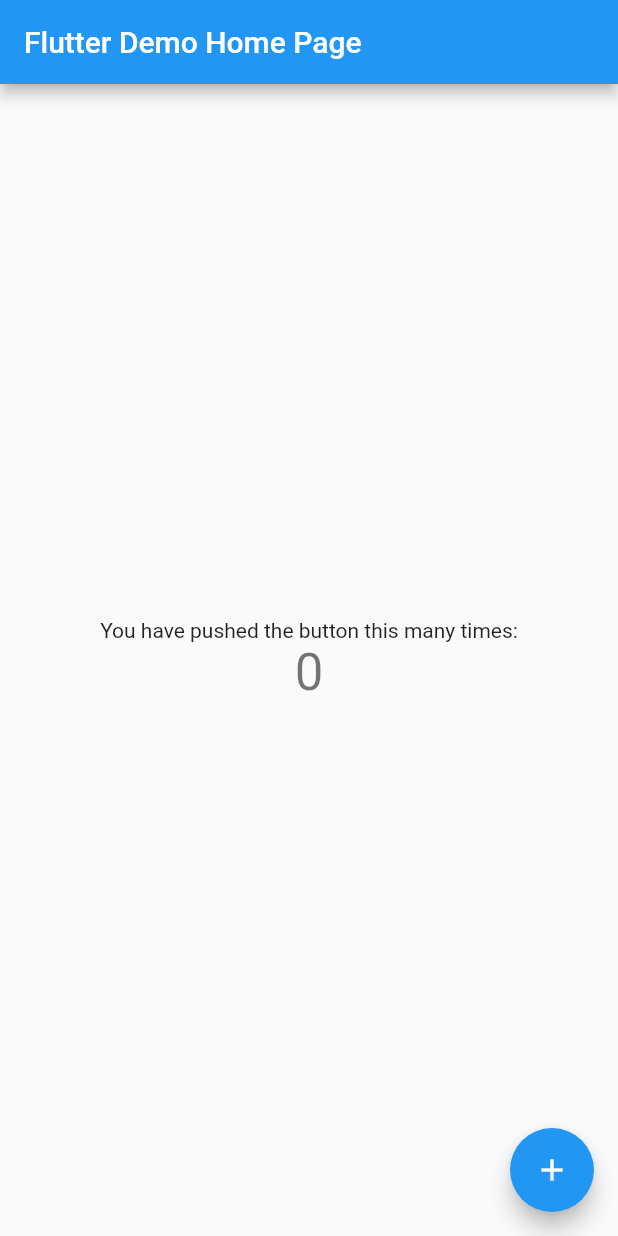
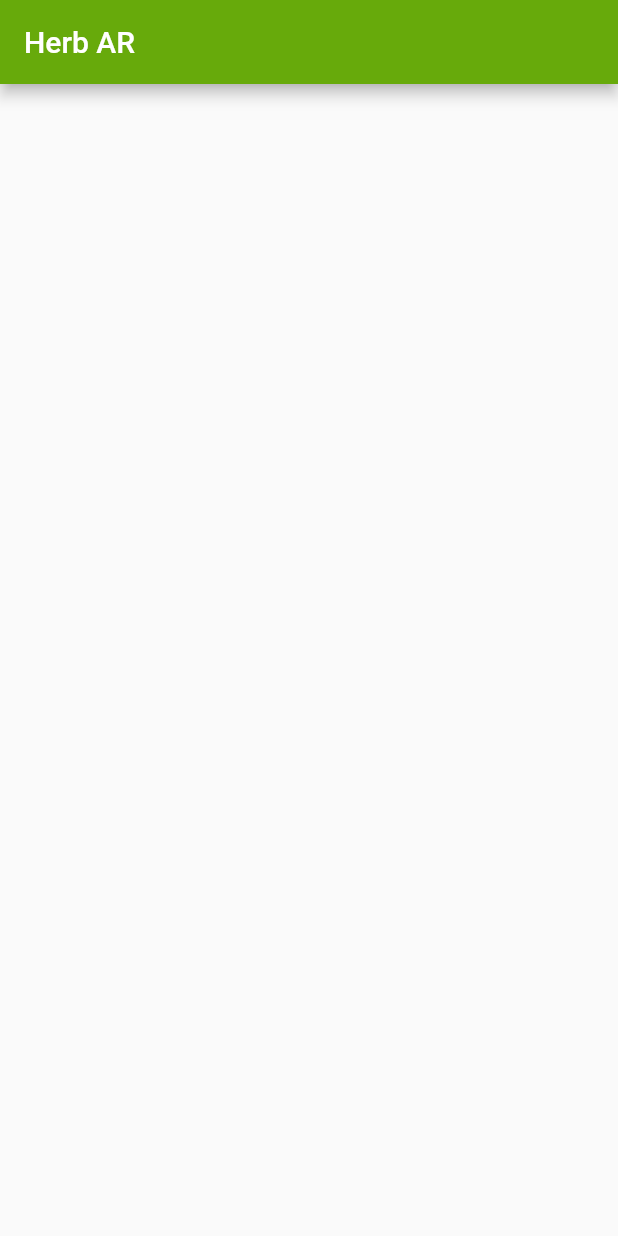
Before and after one commit to Jose-Maykol/Herb-AR, a Flutter app: the screen it shows after launch, on a phone screen of 412 x 824 dp. Run offline on Flutter 3.47's test engine with Material 2 defaults, Android fonts, the phone set to English and light mode, and no system bars; our stand-ins replace cloud_firestore, firebase_core; accounts and stored records are empty.

Commit message:
ADD: List plants

```diff
--- a/lib/main.dart
+++ b/lib/main.dart
@@ -1,6 +1,11 @@
+import 'package:firebase_core/firebase_core.dart';
 import 'package:flutter/material.dart';
+import 'package:herb_ar/constants.dart';
+import 'package:herb_ar/screens/list_plants.dart';
 
-void main() {
+void main() async {
+  WidgetsFlutterBinding.ensureInitialized();
+  await Firebase.initializeApp();
   runApp(const MyApp());
 }
 
@@ -11,105 +16,14 @@ class MyApp extends StatelessWidget {
   @override
   Widget build(BuildContext context) {
     return MaterialApp(
-      title: 'Flutter Demo',
+      title: 'Herb AR',
+      debugShowCheckedModeBanner: false,
       theme: ThemeData(
-        // This is the theme of your application.
-        //
-        // Try running your application with "flutter run". You'll see the
-        // application has a blue toolbar. Then, without quitting the app, try
-        // changing the primarySwatch below to Colors.green and then invoke
-        // "hot reload" (press "r" in the console where you ran "flutter run",
-        // or simply save your changes to "hot reload" in a Flutter IDE).
-        // Notice that the counter didn't reset back to zero; the application
-        // is not restarted.
-        primarySwatch: Colors.blue,
+        colorScheme: const ColorScheme.light(
+          primary: verde400
+        ),
       ),
-      home: const MyHomePage(title: 'Flutter Demo Home Page'),
+      home: const PlantList(),
     );
   }
 }
-
-class MyHomePage extends StatefulWidget {
-  const MyHomePage({super.key, required this.title});
-
-  // This widget is the home page of your application. It is stateful, meaning
-  // that it has a State object (defined below) that contains fields that affect
-  // how it looks.
-
-  // This class is the configuration for the state. It holds the values (in this
-  // case the title) provided by the parent (in this case the App widget) and
-  // used by the build method of the State. Fields in a Widget subclass are
-  // always marked "final".
-
-  final String title;
-
-  @override
-  State<MyHomePage> createState() => _MyHomePageState();
-}
-
-class _MyHomePageState extends State<MyHomePage> {
-  int _counter = 0;
-
-  void _incrementCounter() {
-    setState(() {
-      // This call to setState tells the Flutter framework that something has
-      // changed in this State, which causes it to rerun the build method below
-      // so that the display can reflect the updated values. If we changed
-      // _counter without calling setState(), then the build method would not be
-      // called again, and so nothing would appear to happen.
-      _counter++;
-    });
-  }
-
-  @override
-  Widget build(BuildContext context) {
-    // This method is rerun every time setState is called, for instance as done
-    // by the _incrementCounter method above.
-    //
-    // The Flutter framework has been optimized to make rerunning build methods
-    // fast, so that you can just rebuild anything that needs updating rather
-    // than having to individually change instances of widgets.
-    return Scaffold(
-      appBar: AppBar(
-        // Here we take the value from the MyHomePage object that was created by
-        // the App.build method, and use it to set our appbar title.
-        title: Text(widget.title),
-      ),
-      body: Center(
-        // Center is a layout widget. It takes a single child and positions it
-        // in the middle of the parent.
-        child: Column(
-          // Column is also a layout widget. It takes a list of children and
-          // arranges them vertically. By default, it sizes itself to fit its
-          // children horizontally, and tries to be as tall as its parent.
-          //
-          // Invoke "debug painting" (press "p" in the console, choose the
-          // "Toggle Debug Paint" action from the Flutter Inspector in Android
-          // Studio, or the "Toggle Debug Paint" command in Visual Studio Code)
-          // to see the wireframe for each widget.
-          //
-          // Column has various properties to control how it sizes itself and
-          // how it positions its children. Here we use mainAxisAlignment to
-          // center the children vertically; the main axis here is the vertical
-          // axis because Columns are vertical (the cross axis would be
-          // horizontal).
-          mainAxisAlignment: MainAxisAlignment.center,
-          children: <Widget>[
-            const Text(
-              'You have pushed the button this many times:',
-            ),
-            Text(
-              '$_counter',
-              style: Theme.of(context).textTheme.headlineMedium,
-            ),
-          ],
-        ),
-      ),
-      floatingActionButton: FloatingActionButton(
-        onPressed: _incrementCounter,
-        tooltip: 'Increment',
-        child: const Icon(Icons.add),
-      ), // This trailing comma makes auto-formatting nicer for build methods.
-    );
-  }
-}
--- /dev/null
+++ b/lib/models/plant.dart
@@ -0,0 +1,33 @@
+class Plant {
+  String? commonName;
+  String? description;
+  String? imageUrl;
+  String? medicinalProperties;
+  String? scientificName;
+
+  Plant({
+    this.commonName,
+    this.description,
+    this.imageUrl,
+    this.medicinalProperties,
+    this.scientificName,
+  });
+
+  Plant.fromJson(Map<String, dynamic> json) {
+    commonName = json['commonName'];
+    description = json['description'];
+    imageUrl = json['imageUrl'];
+    medicinalProperties = json['medicinalProperties'];
+    scientificName = json['scientificName'];
+  }
+
+  Map<String, dynamic> toJson() {
+    return {
+      'commonName': commonName,
+      'description': description,
+      'imageUrl': imageUrl,
+      'medicinalProperties': medicinalProperties,
+      'scientificName': scientificName,
+    };
+  }
+}
--- /dev/null
+++ b/lib/screens/list_plants.dart
@@ -0,0 +1,67 @@
+import 'package:flutter/material.dart';
+import 'package:cloud_firestore/cloud_firestore.dart';
+import 'package:herb_ar/models/plant.dart';
+
+class PlantList extends StatelessWidget {
+  const PlantList({super.key});
+
+   @override
+  Widget build(BuildContext context) {
+    return Scaffold(
+      appBar: AppBar(
+        title: const Text('Herb AR'),
+      ),
+      body: FutureBuilder<List<Plant>>(
+        future: fetchAllPlants(),
+        builder: (context, snapshot) {
+          if (snapshot.connectionState == ConnectionState.waiting) {
+            return const CircularProgressIndicator();
+          } else if (snapshot.hasError) {
+            return Text('Error: ${snapshot.error}');
+          } else if (snapshot.hasData) {
+            List<Plant> plants = snapshot.data!;
+            return ListView.builder(
+              itemCount: plants.length,
+              itemBuilder: (context, index) {
+                Plant plant = plants[index];
+                return ListTile(
+                  leading: Container(
+                    width: 50, // Ancho de la imagen
+                    height: 50, // Alto de la imagen
+                    decoration: BoxDecoration(
+                      shape: BoxShape.circle,
+                      image: DecorationImage(
+                        image: NetworkImage(plant.imageUrl ?? ''),
+                        fit: BoxFit.cover,
+                      ),
+                    ),
+                  ),
+                  title: Text(plant.commonName ?? 'Unknown'),
+                  subtitle: Text(plant.scientificName ?? 'Unknown'),
+                );
+              },
+            );
+          } else {
+            return const Text('No data available.');
+          }
+        },
+      ),
+    );
+  }
+}
+
+Future<List<Plant>> fetchAllPlants() async {
+  try {
+    QuerySnapshot plantSnapshot =
+        await FirebaseFirestore.instance.collection('plants').get();
+
+    List<Plant> plants = [];
+    for (QueryDocumentSnapshot doc in plantSnapshot.docs) {
+      plants.add(Plant.fromJson(doc.data() as Map<String, dynamic>));
+    }
+
+    return plants;
+  } catch (e) {
+    throw Exception('Failed to fetch plants: $e');
+  }
+}
--- a/pubspec.yaml
+++ b/pubspec.yaml
@@ -31,7 +31,9 @@ environment:
 dependencies:
   flutter:
     sdk: flutter
-
+  firebase_core: ^2.15.0
+  cloud_firestore: ^4.8.4
+  firebase_auth: ^4.7.2
 
   # The following adds the Cupertino Icons font to your application.
   # Use with the CupertinoIcons class for iOS style icons.
```
Also changed, not shown: lib/constants.dart (added, +13 -0 lines), lib/firebase_options.dart (added), pubspec.lock, 10 other files.
